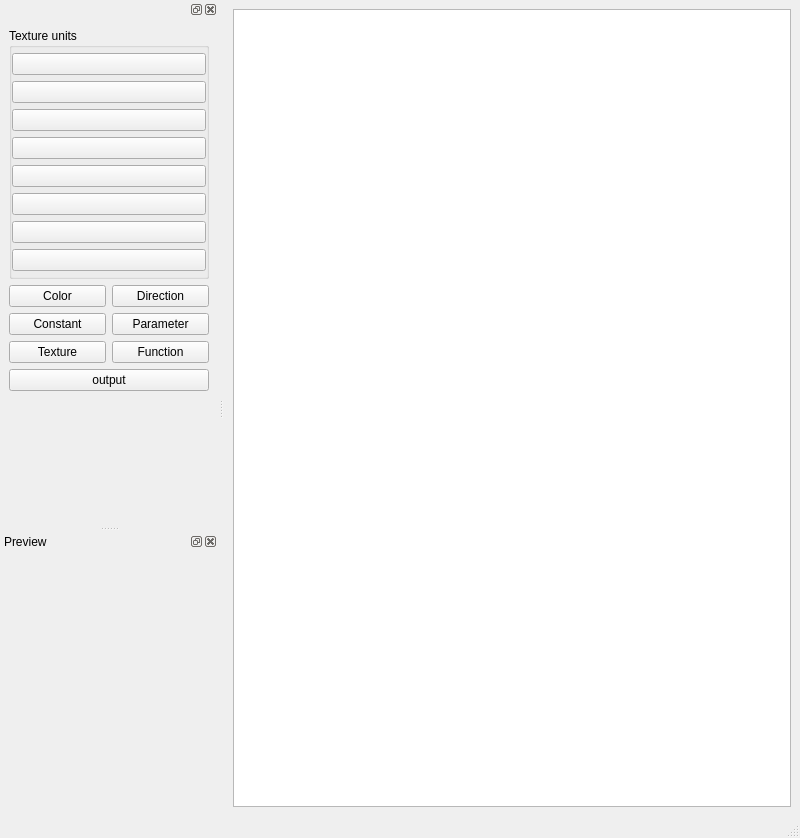
First picture: the form in material_editor/mainwindow.ui, repository xaphier/Eternal-Lands, before the edit.
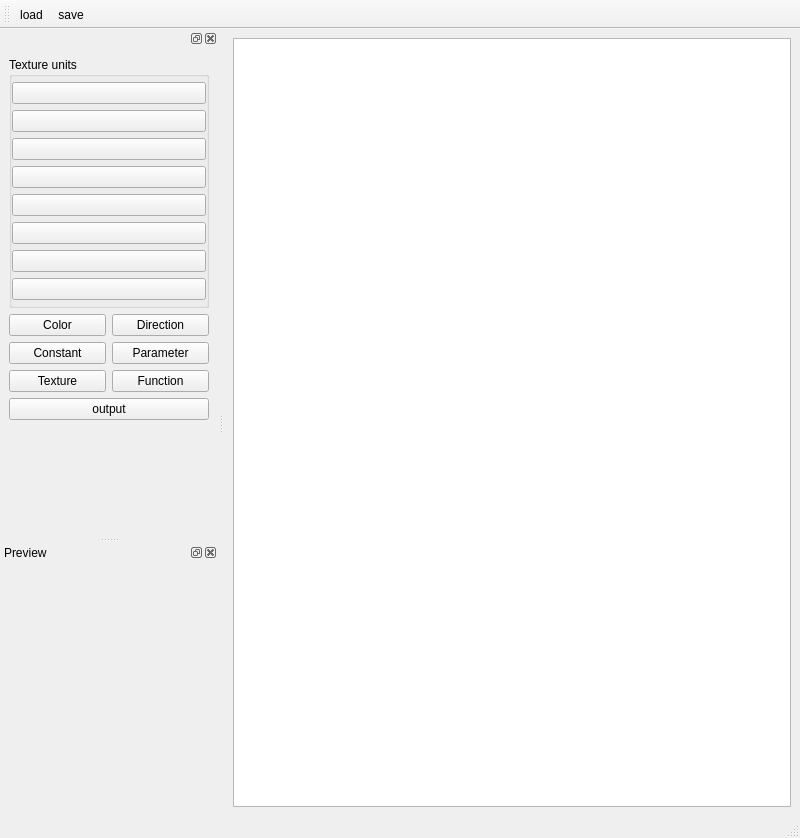
Second picture: the form after the edit. Icons and pictures are not drawn.

What changed in the file:
```diff
--- a/material_editor/mainwindow.ui
+++ b/material_editor/mainwindow.ui
@@ -19,7 +19,8 @@
      <widget class="QGraphicsView" name="graphicsView">
       <property name="font">
        <font>
-        <pointsize>11</pointsize>
+        <family>OpenSymbol</family>
+        <pointsize>10</pointsize>
        </font>
       </property>
      </widget>
@@ -175,6 +176,37 @@
     </layout>
    </widget>
   </widget>
+  <widget class="QToolBar" name="toolBar">
+   <property name="windowTitle">
+    <string>toolBar</string>
+   </property>
+   <attribute name="toolBarArea">
+    <enum>TopToolBarArea</enum>
+   </attribute>
+   <attribute name="toolBarBreak">
+    <bool>false</bool>
+   </attribute>
+   <addaction name="action_load"/>
+   <addaction name="action_save"/>
+  </widget>
+  <action name="action_save">
+   <property name="icon">
+    <iconset resource="icons.qrc">
+     <normaloff>:/icons/filesave.png</normaloff>:/icons/filesave.png</iconset>
+   </property>
+   <property name="text">
+    <string>save</string>
+   </property>
+  </action>
+  <action name="action_load">
+   <property name="icon">
+    <iconset resource="icons.qrc">
+     <normaloff>:/icons/fileopen.png</normaloff>:/icons/fileopen.png</iconset>
+   </property>
+   <property name="text">
+    <string>load</string>
+   </property>
+  </action>
  </widget>
  <resources>
   <include location="icons.qrc"/>
```
